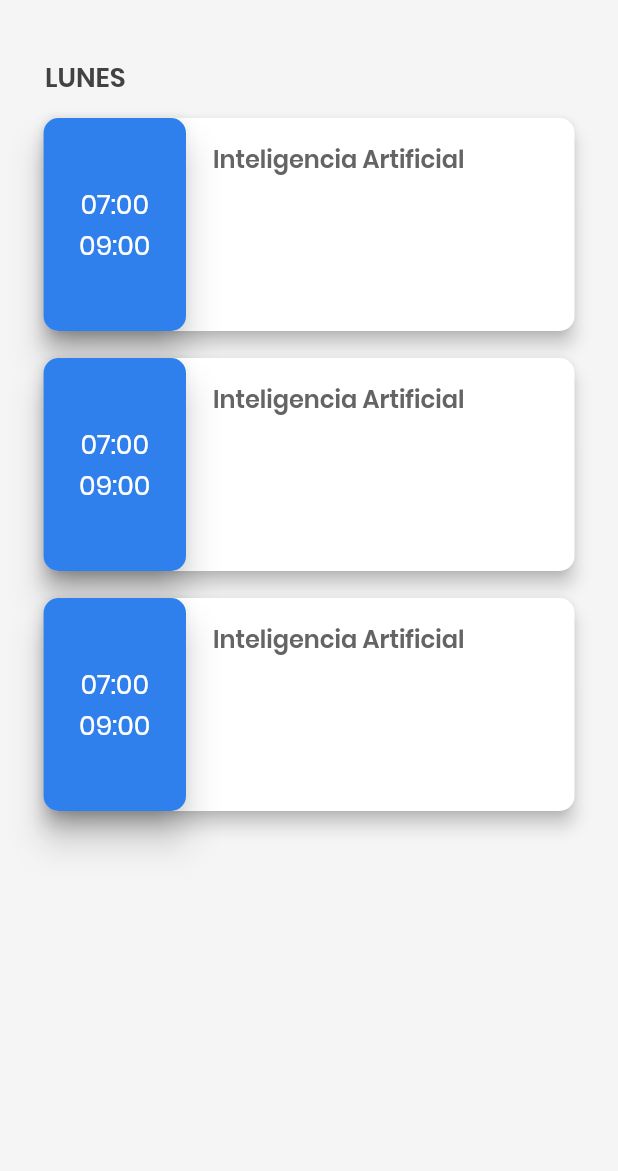
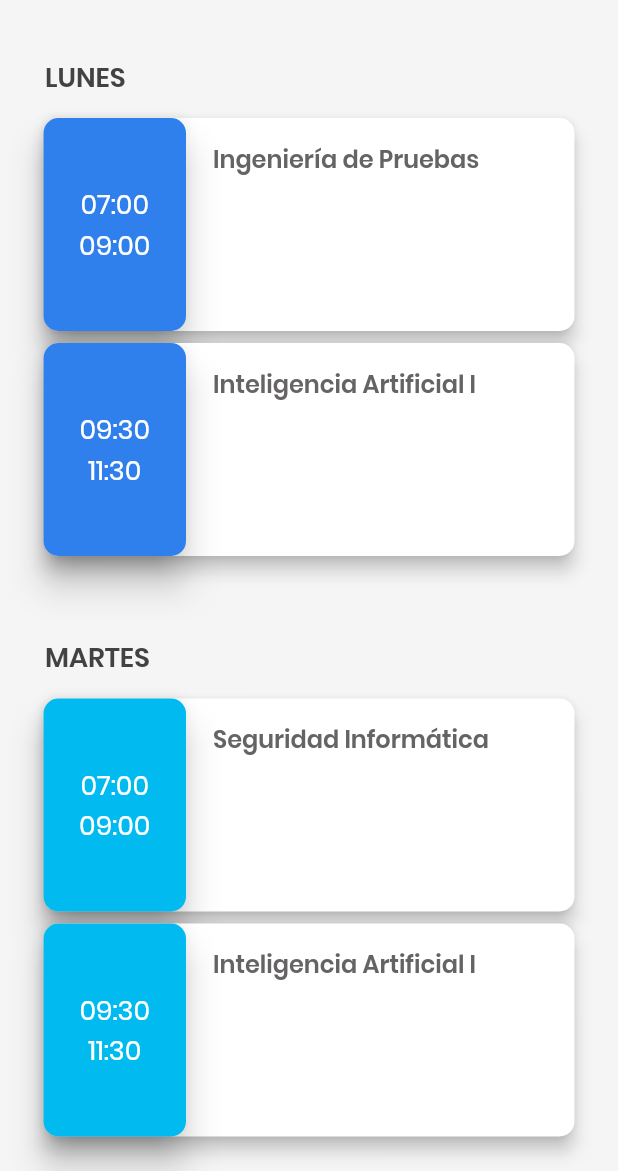
Before and after one commit to israteneda/horario_escolar, a Flutter app: the screen it shows after launch, on a phone screen of 412 x 824 dp, the part 65-1236 px from its top. Run offline on Flutter 3.47's test engine with Material 2 defaults, Android fonts, the phone set to English and light mode, and no system bars.

Commit message:
Materias y horarios tomados de un diccionario

```diff
--- a/lib/main.dart
+++ b/lib/main.dart
@@ -5,6 +5,44 @@ import 'src/paginas/horario.dart';
 void main() => runApp(MyApp());
 
 class MyApp extends StatelessWidget {
+
+  final Map<String, dynamic> horario = {
+    'LUNES': {
+      'materias': {
+        'Ingeniería de Pruebas': ['07:00', '09:00'],
+        'Inteligencia Artificial I': ['09:30', '11:30'],
+      },
+      'color': '#2F80ED'
+    },
+    'MARTES': {
+      'materias': {
+        'Seguridad Informática': ['07:00', '09:00'],
+        'Inteligencia Artificial I': ['09:30', '11:30'],
+      },
+      'color': '#01BAEF'
+    },
+    'MIÉRCOLES': {
+      'materias': {
+        'Lab. de Prod. Software I': ['07:00', '09:00'],
+        'Ingeniería de Pruebas': ['09:30', '11:30'],
+      },
+      'color': '#0CBABA'
+    },
+    'JUEVES': {
+      'materias': {
+        'Lab. de Prod. Software I': ['07:00', '09:00'],
+        'Plan de Tesis': ['09:30', '11:30'],
+      },
+      'color': '#EC9F05'
+    },
+    'VIERNES': {
+      'materias': {
+        'Seguridade Informática': ['09:30', '11:30'],
+      },
+      'color': '#9FA4C4'
+    },
+  };
+
   @override
   Widget build(BuildContext context) {
     return MaterialApp(
@@ -25,7 +63,7 @@ class MyApp extends StatelessWidget {
           backgroundColor: Colors.transparent, elevation: 0.0,
         ),
         backgroundColor: Color(0xF5F5F5F5),
-        body: HorarioPagina(),
+        body: HorarioPagina(horario: horario),
       ),
     );
   }
--- a/lib/src/paginas/horario.dart
+++ b/lib/src/paginas/horario.dart
@@ -1,9 +1,14 @@
 import 'package:flutter/material.dart';
 import 'package:horario_escolar/src/widgets/dia_clase.dart';
 
+class HorarioPagina extends StatefulWidget {
 
-class HorarioPagina extends StatefulWidget {
-  HorarioPagina({Key key}) : super(key: key);
+  final Map<String, dynamic> horario;
+
+  HorarioPagina({
+    Key key,
+    @required this.horario
+  }) : super(key: key);
 
   _HorarioPaginaState createState() => _HorarioPaginaState();
 }
@@ -11,11 +16,15 @@ class HorarioPagina extends StatefulWidget {
 class _HorarioPaginaState extends State<HorarioPagina> {
   @override
   Widget build(BuildContext context) {
-    return Container(
-       child: DiaClaseWidget(),
+    final children = <Widget>[];
+    widget.horario.forEach(
+      (key, value) {
+        children.add(DiaClaseWidget(dia: {key: value}));
+        print('$key : $value');
+      }
+    );
+    return ListView(
+       children: children
     );
   }
 }
-
-class DiadeClase {
-}
--- a/lib/src/widgets/dia_clase.dart
+++ b/lib/src/widgets/dia_clase.dart
@@ -4,7 +4,11 @@ import 'materia.dart';
 
 
 class DiaClaseWidget extends StatefulWidget {
-  DiaClaseWidget({Key key}) : super(key: key);
+  final Map<String, dynamic> dia;
+  DiaClaseWidget({
+    Key key,
+    @required this.dia,
+  }) : super(key: key);
 
   _DiaClaseWidgetState createState() => _DiaClaseWidgetState();
 }
@@ -12,6 +16,15 @@ class DiaClaseWidget extends StatefulWidget {
 class _DiaClaseWidgetState extends State<DiaClaseWidget> {
   @override
   Widget build(BuildContext context) {
+    final diaActual = widget.dia.keys.toList()[0];
+
+    final children = <Widget>[];
+    widget.dia[diaActual]['materias'].forEach(
+      (key, value) {
+        children.add(MateriaWidget(materia: { key: value}, color: widget.dia[diaActual]['color']));
+      }
+    );
+
     return Container(
       margin: EdgeInsets.all(25.0),
       child: Column(
@@ -20,7 +33,7 @@ class _DiaClaseWidgetState extends State<DiaClaseWidget> {
           Padding(
             padding: EdgeInsets.only(left: 5.0),
             child: Text(
-            "LUNES",
+            '$diaActual',
             style: TextStyle(
               fontWeight: FontWeight.w600,
               fontSize: 18.0,
@@ -29,16 +42,8 @@ class _DiaClaseWidgetState extends State<DiaClaseWidget> {
             ),
           ),
           SizedBox(height: 10.0,),
-          Flexible(
-          child: ListView(
-            children: <Widget>[
-              MateriaWidget(),
-              SizedBox(height: 10.0,),
-              MateriaWidget(),
-              SizedBox(height: 10.0,),
-              MateriaWidget(),
-            ],
-          ),
+          Column(
+            children: children
           ),
         ],
       ),
--- a/lib/src/widgets/materia.dart
+++ b/lib/src/widgets/materia.dart
@@ -1,16 +1,22 @@
 import 'package:flutter/material.dart';
 
 class MateriaWidget extends StatefulWidget {
-  MateriaWidget({Key key}) : super(key: key);
+  final Map<String, dynamic> materia;
+  final String color;
+  MateriaWidget({
+    Key key,
+    this.materia,
+    this.color
+  }) : super(key: key);
 
   _MateriaWidgetState createState() => _MateriaWidgetState();
 }
 
 class _MateriaWidgetState extends State<MateriaWidget> {
-
   @override
   Widget build(BuildContext context) {
-    var tamanoLargo = MediaQuery.of(context).size.width / 4;
+    String nombreMateria = widget.materia.keys.toList()[0];
+    double tamanoLargo = MediaQuery.of(context).size.width / 4;
     return Stack(
       children: <Widget>[
         SizedBox(
@@ -20,7 +26,7 @@ class _MateriaWidgetState extends State<MateriaWidget> {
             shape: RoundedRectangleBorder(
               borderRadius: BorderRadius.circular(10.0)
             ),
-            child: contenidoCard(tamanoLargo),
+            child: contenidoCard(nombreMateria, tamanoLargo),
             elevation: 5.0,
           ),
         ),
@@ -31,12 +37,12 @@ class _MateriaWidgetState extends State<MateriaWidget> {
             shape: RoundedRectangleBorder(
               borderRadius: BorderRadius.circular(10.0)
             ),
-            color: Color(0xFF2F80ED),
+            color: hexToColor(widget.color),
             child: Column(
               mainAxisAlignment: MainAxisAlignment.center,
               children: <Widget>[
                 Text(
-                  "07:00",
+                  '${widget.materia[nombreMateria][0]}',
                   style: TextStyle(
                     color: Colors.white,
                     fontWeight: FontWeight.w500,
@@ -45,7 +51,7 @@ class _MateriaWidgetState extends State<MateriaWidget> {
                   textAlign: TextAlign.center,
                 ),
                 Text(
-                  "09:00",
+                  '${widget.materia[nombreMateria][1]}',
                   style: TextStyle(
                     color: Colors.white,
                     fontWeight: FontWeight.w500,
@@ -65,14 +71,14 @@ class _MateriaWidgetState extends State<MateriaWidget> {
 
 }
 
-Widget contenidoCard(double tamanoLargo) {
+Widget contenidoCard(String nombreMateria, double tamanoLargo) {
   return Padding(
     padding: EdgeInsets.only(
       top: 15.0,
       left: tamanoLargo + 10.0
     ),
     child: Text(
-      "Inteligencia Artificial",
+      '$nombreMateria',
       style: TextStyle(
           color: Color(0xFF656363),
           fontWeight: FontWeight.w600,
@@ -82,3 +88,7 @@ Widget contenidoCard(double tamanoLargo) {
 
   );
 }
+
+Color hexToColor(String code) {
+  return new Color(int.parse(code.substring(1, 7), radix: 16) + 0xFF000000);
+}
```
